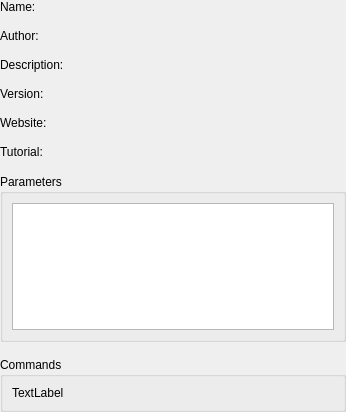
Qt form Editor/CustomWidgets/panelplugindetails.ui (RPG-Paper-Maker/RPG-Paper-Maker) before a commit.
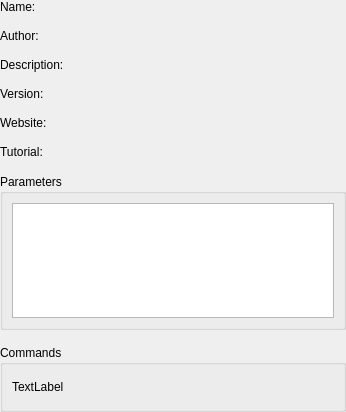
The same form after that commit. Custom widgets are drawn as their Qt base class.

```diff
--- a/Editor/CustomWidgets/panelplugindetails.ui
+++ b/Editor/CustomWidgets/panelplugindetails.ui
@@ -143,6 +143,12 @@
       <string>Commands</string>
      </property>
      <layout class="QGridLayout" name="gridLayout_2">
+      <property name="topMargin">
+       <number>15</number>
+      </property>
+      <property name="bottomMargin">
+       <number>15</number>
+      </property>
       <item row="0" column="0">
        <widget class="QLabel" name="labelCommands">
         <property name="text">
```
